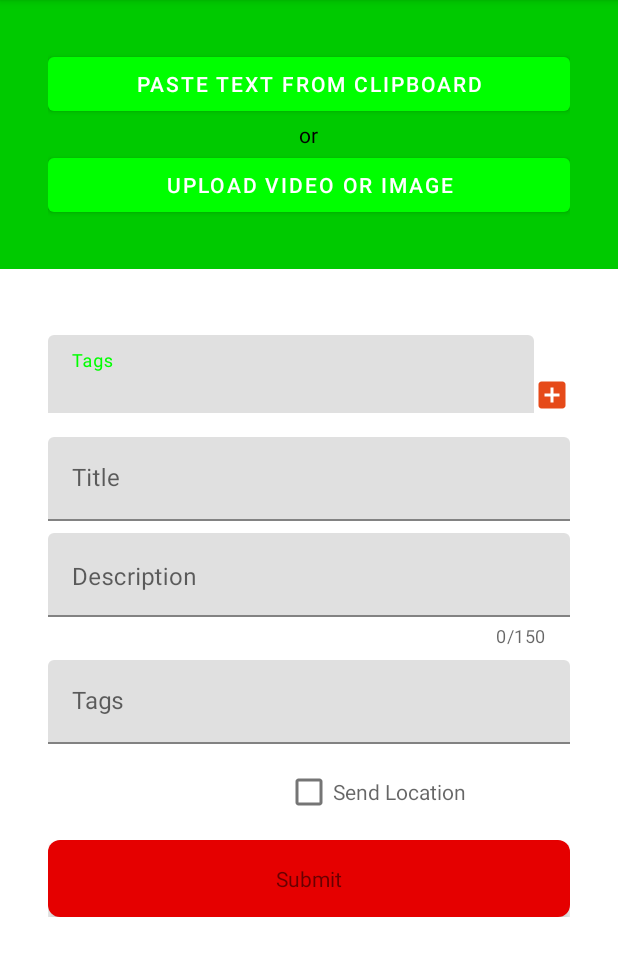
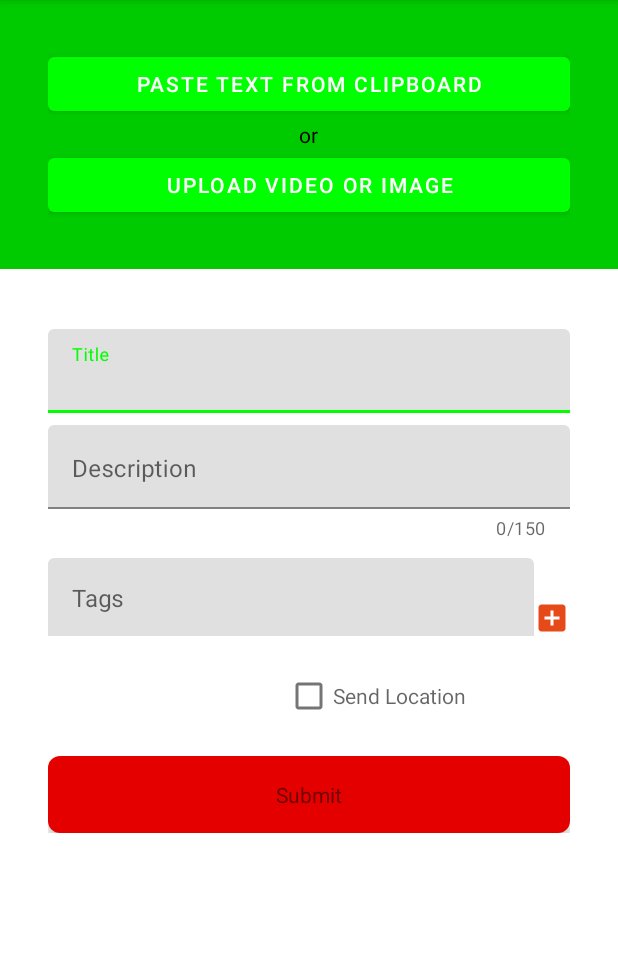
Before and after one commit to tattle-made/tattle-android, an Android app: the screen it shows after launch (LandingActivity), on a phone screen of 412 x 824 dp, the part 84-1060 px from its top. Run offline under Robolectric (Android 15) with nearby library versions, the phone set to English and light mode, and no system bars; our stand-ins replace ButterKnife, Firebase (no records; nobody signed in at launch, a user with empty details on screens opened directly).

Commit message:
finished styling for now.

```diff
--- a/app/src/main/java/studio/laboroflove/naarad/LandingActivity.java
+++ b/app/src/main/java/studio/laboroflove/naarad/LandingActivity.java
@@ -41,6 +41,7 @@ import butterknife.BindView;
 import butterknife.ButterKnife;
 import butterknife.OnClick;
 import studio.laboroflove.naarad.widgets.LoaderButton;
+import studio.laboroflove.naarad.widgets.TagAdder;
 
 import static android.view.View.GONE;
 
@@ -54,8 +55,8 @@ public class LandingActivity extends AppCompatActivity {
     TextInputEditText formTitle;
     @BindView(R.id.form_description)
     TextInputEditText formDescription;
-    @BindView(R.id.form_tags)
-    TextInputEditText formTags;
+    @BindView(R.id.tagadder_tags)
+    TagAdder tagAdder;
     @BindView(R.id.form_location)
     CheckBox formLocation;
     @BindView(R.id.image_preview)
@@ -213,11 +214,8 @@ public class LandingActivity extends AppCompatActivity {
         Map<String, Object> post = new HashMap<>();
         post.put("title", formTitle.getText().toString());
         post.put("description", formDescription.getText().toString());
-        List<String> tags = new ArrayList<>();
-        for(String tag : formTags.getText().toString().split(",")){
-            tags.add(tag);
-        }
-        post.put("tags", tags);
+
+        post.put("tags", tagAdder.getTags());
         post.put("type", "text");
         post.put("filename", filename);
 
@@ -244,7 +242,7 @@ public class LandingActivity extends AppCompatActivity {
     private void clearSlate(){
         formTitle.setText("");
         formDescription.setText("");
-        formTags.setText("");
+        tagAdder.clearTags();
         formLocation.setChecked(false);
         clipboardPreview.setText("");
         clipboardPreview.setVisibility(GONE);
--- a/app/src/main/java/studio/laboroflove/naarad/widgets/TagAdapter.java
+++ b/app/src/main/java/studio/laboroflove/naarad/widgets/TagAdapter.java
@@ -18,8 +18,8 @@ import studio.laboroflove.naarad.R;
 public class TagAdapter extends RecyclerView.Adapter<TagAdapter.ViewHolder> {
     private List<String> tags = new ArrayList<>();
 
-    public TagAdapter(List<String> tags) {
-        this.tags = tags;
+    public TagAdapter() {
+
     }
 
     @NonNull
--- a/app/src/main/java/studio/laboroflove/naarad/widgets/TagAdder.java
+++ b/app/src/main/java/studio/laboroflove/naarad/widgets/TagAdder.java
@@ -22,7 +22,6 @@ import studio.laboroflove.naarad.R;
 
 public class TagAdder extends LinearLayout {
     private final String TAG = TagAdder.class.getSimpleName();
-    private List<String> tags = new ArrayList<>();
 
     @BindView(R.id.rv_tags) RecyclerView rvTags;
     @BindView(R.id.edittext_tag) EditText editTextTag;
@@ -56,9 +55,19 @@ public class TagAdder extends LinearLayout {
         rvTags.setHasFixedSize(true);
 //        tags.add("one"); tags.add("two"); tags.add("three"); tags.add("four");
 //        tags.add("twenty one"); tags.add("nine"); tags.add("who"); tags.add("93781");
-        tagAdapter = new TagAdapter(tags);
+        tagAdapter = new TagAdapter();
         rvTags.setAdapter(tagAdapter);
         rvTags.setLayoutManager(new LinearLayoutManager(getContext(), LinearLayoutManager.HORIZONTAL, false));
         //rvTags.setLayoutManager(layoutManager);
     }
+
+    public List<String> getTags(){
+        return tagAdapter.getTags();
+    }
+
+    public void clearTags(){
+        tagAdapter.getTags().clear();
+        tagAdapter.notifyDataSetChanged();
+    }
+
 }
--- a/app/src/main/res/layout/activity_landing.xml
+++ b/app/src/main/res/layout/activity_landing.xml
@@ -65,13 +65,6 @@
             android:paddingTop="@dimen/quadruple_margin"
             android:paddingBottom="@dimen/quadruple_margin">
 
-            <studio.laboroflove.naarad.widgets.TagAdder
-                android:layout_width="match_parent"
-                android:layout_height="wrap_content"
-                android:id="@+id/tagadder_tags">
-
-            </studio.laboroflove.naarad.widgets.TagAdder>
-
             <android.support.design.widget.TextInputLayout
                 android:layout_width="match_parent"
                 android:layout_height="wrap_content"
@@ -106,21 +99,12 @@
                     android:maxLines="1"/>
             </android.support.design.widget.TextInputLayout>
 
-
-            <android.support.design.widget.TextInputLayout
+            <studio.laboroflove.naarad.widgets.TagAdder
                 android:layout_width="match_parent"
                 android:layout_height="wrap_content"
-                android:layout_marginTop="@dimen/single_margin"
-                android:hint="Tags">
+                android:id="@+id/tagadder_tags">
 
-                <android.support.design.widget.TextInputEditText
-                    android:layout_width="match_parent"
-                    android:layout_height="wrap_content"
-                    android:id="@+id/form_tags"
-                    android:imeOptions="actionNext"
-                    android:inputType="textCapWords"
-                    android:singleLine="true"/>
-            </android.support.design.widget.TextInputLayout>
+            </studio.laboroflove.naarad.widgets.TagAdder>
 
             <CheckBox android:layout_width="match_parent"
                 android:layout_height="wrap_content"
@@ -132,7 +116,7 @@
             <studio.laboroflove.naarad.widgets.LoaderButton
                 android:layout_width="match_parent"
                 android:layout_height="match_parent"
-                android:layout_marginTop="@dimen/single_margin"
+                android:layout_marginTop="@dimen/double_margin"
                 android:id="@+id/compound_submit_button">
 
             </studio.laboroflove.naarad.widgets.LoaderButton>
```
